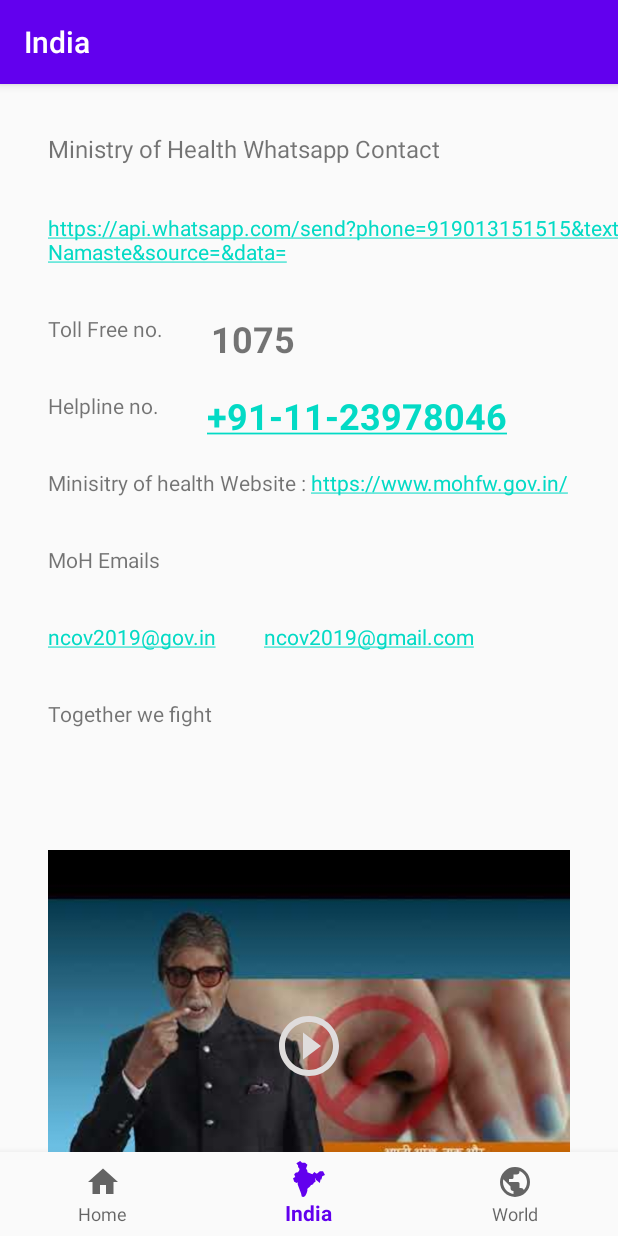
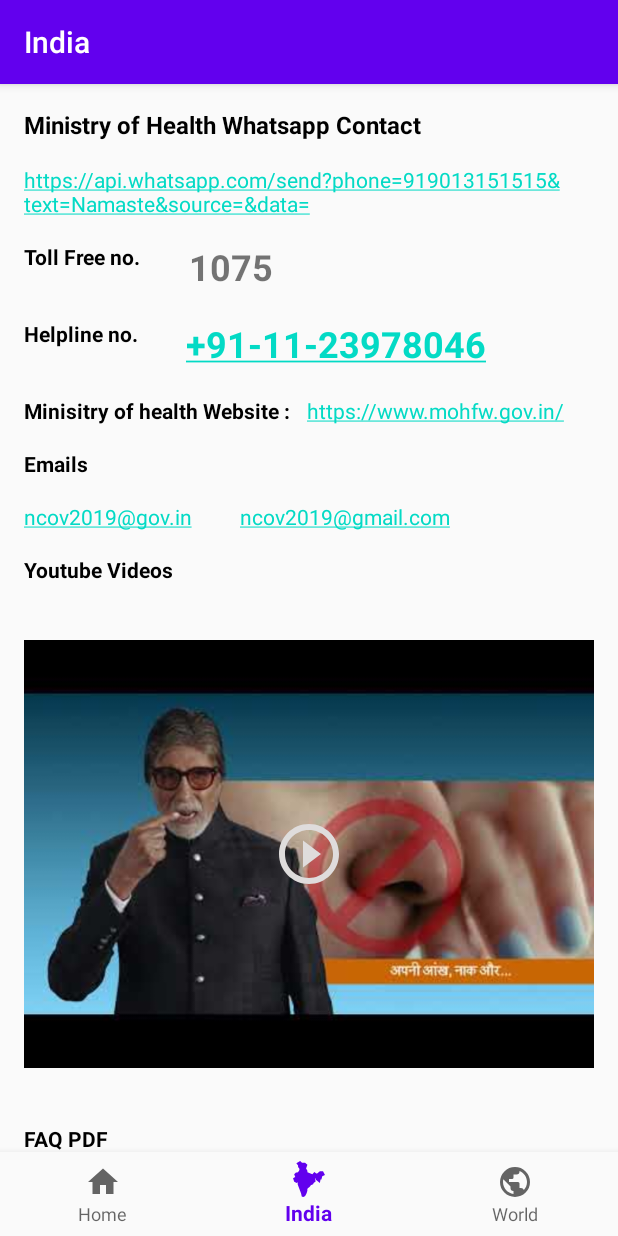
Before and after one commit to PDharam/CovidCheckList, an Android app: the IndiaFragment screen opened through its navigation route, on a phone screen of 412 x 824 dp. Run offline under Robolectric (Android 15) with nearby library versions, the phone set to English and light mode, and no system bars; our stand-ins replace navigation-ui.

Commit message:
String files added and UI finalize and toll free no. click listener added

```diff
--- a/app/src/main/res/layout/fragment_india.xml
+++ b/app/src/main/res/layout/fragment_india.xml
@@ -8,10 +8,12 @@
     tools:context=".ui.india.view.IndiaFragment">
     <androidx.constraintlayout.widget.ConstraintLayout
         android:layout_width="match_parent"
-        android:layout_height="match_parent">
+        android:layout_height="match_parent"
+        android:layout_margin="16dp">
 
         <TextView
-            android:layout_margin="32dp"
+            android:textStyle="bold"
+            android:textColor="@android:color/black"
             app:layout_constraintTop_toTopOf="parent"
             app:layout_constraintLeft_toLeftOf="parent"
             android:text="Ministry of Health Whatsapp Contact "
@@ -20,7 +22,7 @@
             android:layout_width="wrap_content"
             android:layout_height="wrap_content"/>
         <TextView
-            android:layout_margin="32dp"
+            android:layout_marginTop="16dp"
             android:clickable="true"
             android:autoLink="web"
             app:layout_constraintTop_toBottomOf="@+id/tv_moh_india_whatsapp_lable"
@@ -31,9 +33,10 @@
             android:layout_height="wrap_content"/>
 
         <TextView
-            android:layout_margin="32dp"
+            android:textStyle="bold"
+            android:textColor="@android:color/black"
+            android:layout_marginTop="16dp"
             android:text="Toll Free no."
-
             app:layout_constraintTop_toBottomOf="@+id/tv_moh_india_whatsapp"
             app:layout_constraintLeft_toLeftOf="parent"
             android:id="@+id/tv_toll_free_no_label"
@@ -53,9 +56,10 @@
 
 
         <TextView
-            android:layout_margin="32dp"
+            android:layout_marginTop="32dp"
             android:text="Helpline no."
-
+            android:textStyle="bold"
+            android:textColor="@android:color/black"
             app:layout_constraintTop_toBottomOf="@+id/tv_toll_free_no_label"
             app:layout_constraintLeft_toLeftOf="parent"
             android:id="@+id/tv_helpline_no_label"
@@ -75,7 +79,9 @@
 
 
         <TextView
-            android:layout_margin="32dp"
+            android:textStyle="bold"
+            android:textColor="@android:color/black"
+            android:layout_marginTop="32dp"
             app:layout_constraintTop_toBottomOf="@id/tv_helpline_no_label"
             app:layout_constraintLeft_toLeftOf="parent"
             android:text="Minisitry of health Website : "
@@ -83,6 +89,9 @@
             android:layout_width="wrap_content"
             android:layout_height="wrap_content"/>
         <TextView
+            android:ellipsize="marquee"
+            android:layout_marginLeft="8dp"
+            android:layout_marginEnd="8dp"
             app:layout_constraintLeft_toRightOf="@+id/tv_moh_website_label"
             app:layout_constraintTop_toTopOf="@id/tv_moh_website_label"
             android:autoLink="web"
@@ -91,18 +100,19 @@
             android:layout_height="wrap_content"/>
 
         <TextView
-            android:text="MoH Emails"
+            android:textStyle="bold"
+            android:textColor="@android:color/black"
+            android:text="@string/emails"
             app:layout_constraintTop_toBottomOf="@+id/tv_moh_website_label"
             app:layout_constraintLeft_toLeftOf="parent"
-            android:layout_margin="32dp"
+            android:layout_marginTop="16dp"
             android:id="@+id/tv_moh_email_label"
             android:layout_width="wrap_content"
             android:layout_height="wrap_content"/>
 
         <TextView
             android:autoLink="email"
-            android:layout_marginTop="32dp"
-            android:layout_marginLeft="32dp"
+            android:layout_marginTop="16dp"
             android:text="@string/india_email_1"
             app:layout_constraintTop_toBottomOf="@+id/tv_moh_email_label"
             android:id="@+id/tv_moh_email_1"
@@ -120,17 +130,18 @@
             android:layout_height="wrap_content"/>
 
         <TextView
-            android:layout_margin="32dp"
+            android:textStyle="bold"
+            android:textColor="@android:color/black"
+            android:layout_marginTop="16dp"
             app:layout_constraintTop_toBottomOf="@+id/tv_moh_email_1"
             app:layout_constraintLeft_toLeftOf="parent"
-            android:text="Together we fight"
+            android:text="@string/youtube_videos"
             android:id="@+id/tv_moh_youtube_label"
             android:layout_width="wrap_content"
             android:layout_height="wrap_content"/>
 
         <ImageView
             android:id="@+id/iv_moh_youtube"
-            android:layout_margin="32dp"
             app:layout_constraintTop_toBottomOf="@+id/tv_moh_youtube_label"
             android:src="@drawable/togather_we_figth_with"
             android:layout_width="match_parent"
@@ -147,10 +158,11 @@
             android:layout_height="wrap_content"/>
 
         <TextView
-            android:layout_margin="32dp"
+            android:textStyle="bold"
+            android:textColor="@android:color/black"
             app:layout_constraintLeft_toLeftOf="parent"
             app:layout_constraintTop_toBottomOf="@id/iv_moh_youtube"
-            android:text="FAQ PDF"
+            android:text="@string/faq_pdf"
             android:id="@+id/tv_moh_pdf"
             android:layout_width="wrap_content"
             android:layout_height="wrap_content"/>
@@ -158,7 +170,7 @@
         <ImageView
             app:layout_constraintTop_toBottomOf="@id/tv_moh_pdf"
             app:layout_constraintLeft_toLeftOf="parent"
-            android:layout_margin="32dp"
+            android:layout_marginTop="16dp"
             android:src="@drawable/ic_pdf"
             android:id="@+id/iv_moh_pdf"
             android:layout_width="150dp"
--- a/app/src/main/res/values/strings.xml
+++ b/app/src/main/res/values/strings.xml
@@ -31,7 +31,7 @@
     <string name="who_youtube_2" translatable="false">https://youtu.be/mOV1aBVYKGA</string>
     <string name="india_email_1" translatable="false">ncov2019@gov.in</string>
     <string name="india_email_2" translatable="false">ncov2019@gmail.com</string>
-    <string name="how_to_protect_yourself_from_corona_virus">how to protect yourself from corona virus</string>
+    <string name="how_to_protect_yourself_from_corona_virus" translatable="false">How to protect yourself from corona virus</string>
     <string-array name="languages">
         <item>English</item>
         <item>हिन्दी</item>
@@ -46,4 +46,7 @@
     <string name="yes">Yes</string>
     <string name="recommendation">Recommendation</string>
     <string name="corona_probability">Corona Probability</string>
+    <string name="youtube_videos">Youtube Videos</string>
+    <string name="emails">Emails</string>
+    <string name="faq_pdf">FAQ PDF</string>
 </resources>
```
Also changed, not shown: app/src/main/java/com/dharampravin/covidchecklist/ui/india/view/IndiaFragment.kt (+9 -0 lines), app/src/main/res/layout/fragment_world.xml (+13 -7 lines).
